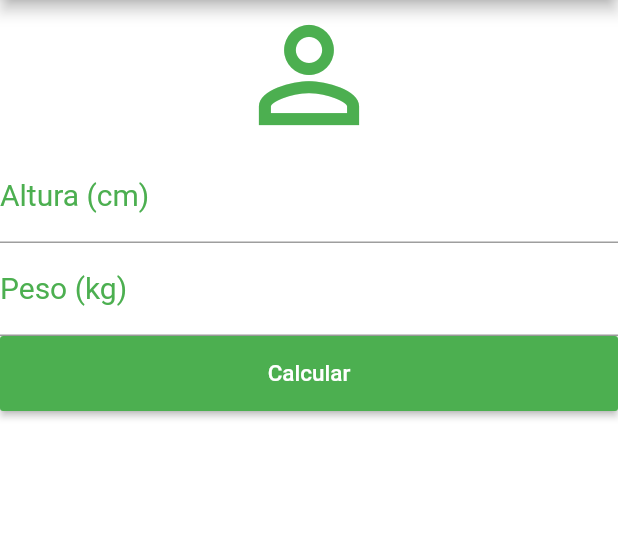
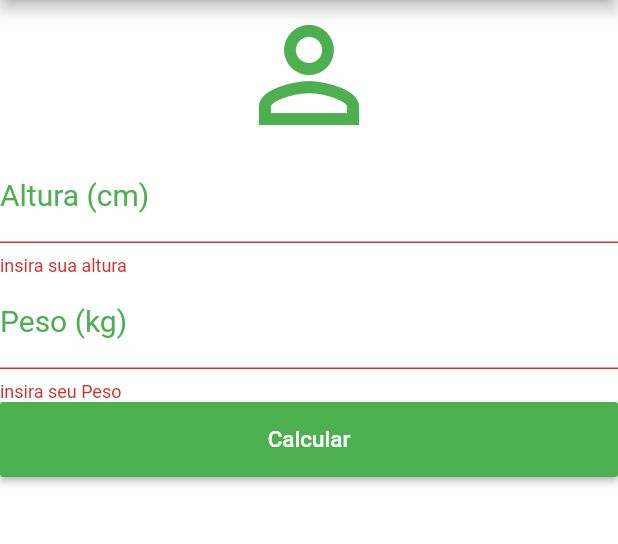
Before and after one commit to SergioNoivak/Calculadora-de-IMC, a Flutter app: the screen it shows after launch, after a tap on "Calcular", on a phone screen of 412 x 824 dp, the part 84-628 px from its top. Run offline on Flutter 3.47's test engine with Material 2 defaults, Android fonts, the phone set to English and light mode, and no system bars.

```diff
--- a/lib/main.dart
+++ b/lib/main.dart
@@ -21,16 +21,45 @@ TextEditingController controladorKg = TextEditingController();
 TextEditingController controladorCm = TextEditingController();
 String textoInformativo = "";
 
+GlobalKey<FormState> _formKey = GlobalKey<FormState>();
+
+
 void resetar(){
 
 
   this.controladorCm.text = "";
   this.controladorKg.text = "";
+setState(() {
   this.textoInformativo="informe seus dados";
+  this._formKey = GlobalKey<FormState>();
+});
 
 }
 
+void calcular(){
+setState(() {
 
+
+  double weight = double.parse(this.controladorKg.text);
+  double height = double.parse(this.controladorCm.text)/100;
+  double imc = weight/(height*height);
+
+  if(imc<18.6)
+    this.textoInformativo = "Abaixo do peso imc = ${imc.toStringAsPrecision(4)}";
+  else if(imc>= 18.6 && imc<24.9)
+    this.textoInformativo = "ok, peso ideal imc = ${imc.toStringAsPrecision(4)}";
+  else if(imc>= 24.9 && imc<29.9)
+    this.textoInformativo = "Levemente acima do peso  imc = ${imc.toStringAsPrecision(4)}";
+  else if(imc>= 29.9 && imc<34.9)
+    this.textoInformativo = "Obesidade grau 1 imc = ${imc.toStringAsPrecision(4)}";
+  else if(imc>= 34.9 && imc<39.9)
+    this.textoInformativo = "Obesidade grau 2 imc = ${imc.toStringAsPrecision(4)}";
+  else if(imc>= 40 )
+    this.textoInformativo = "Obesidade grau 3 imc = ${imc.toStringAsPrecision(4)}";
+
+});
+
+}
 
 @override
 Widget build(BuildContext context) {
@@ -47,8 +76,10 @@ return Scaffold(
           ],
         ),
         backgroundColor: Colors.white,
-        body:SingleChildScrollView(child:
-         Column(
+        body:SingleChildScrollView(
+          child:Form(
+              key: this._formKey,
+              child: Column(
 
             crossAxisAlignment: CrossAxisAlignment.stretch,
             children: <Widget>[
@@ -57,7 +88,7 @@ return Scaffold(
                   size: 100,
                   color: Colors.green
                   ),
-                  TextField(keyboardType: TextInputType.number,
+                  TextFormField(keyboardType: TextInputType.number,
                             decoration: InputDecoration(
 
                                 labelText: "Altura (cm)",
@@ -66,8 +97,15 @@ return Scaffold(
 
                          textAlign: TextAlign.center,
                           controller: controladorCm,
+                          validator: (value){
+                            if(value.isEmpty)
+                              return "insira sua altura";
+
+
+
+                          },
                   ),
-                                TextField(keyboardType: TextInputType.number,
+                    TextFormField(keyboardType: TextInputType.number,
                             decoration: InputDecoration(
 
                                 labelText: "Peso (kg)",
@@ -75,11 +113,21 @@ return Scaffold(
                             ),
 
                          textAlign: TextAlign.center,
-                        controller: controladorKg
+                        controller: controladorKg,
+                         validator: (value){
+                            if(value.isEmpty)
+                              return "insira seu Peso";
+                          }
                   ),
 
                   Container(child:RaisedButton(
-                    onPressed: (){},
+                    onPressed:(){
+
+                      if(this._formKey.currentState.validate())
+                        calcular();
+
+
+                    } ,
                     child: Text("Calcular",style: TextStyle(color: Colors.white,fontSize: 15.0)),
                     color: Colors.green),
                     height: 50.0,),
@@ -92,6 +140,10 @@ return Scaffold(
         ),
 
 
+
+          )
+
+
         )
 
 
```
Also changed, not shown: 1 other file.
